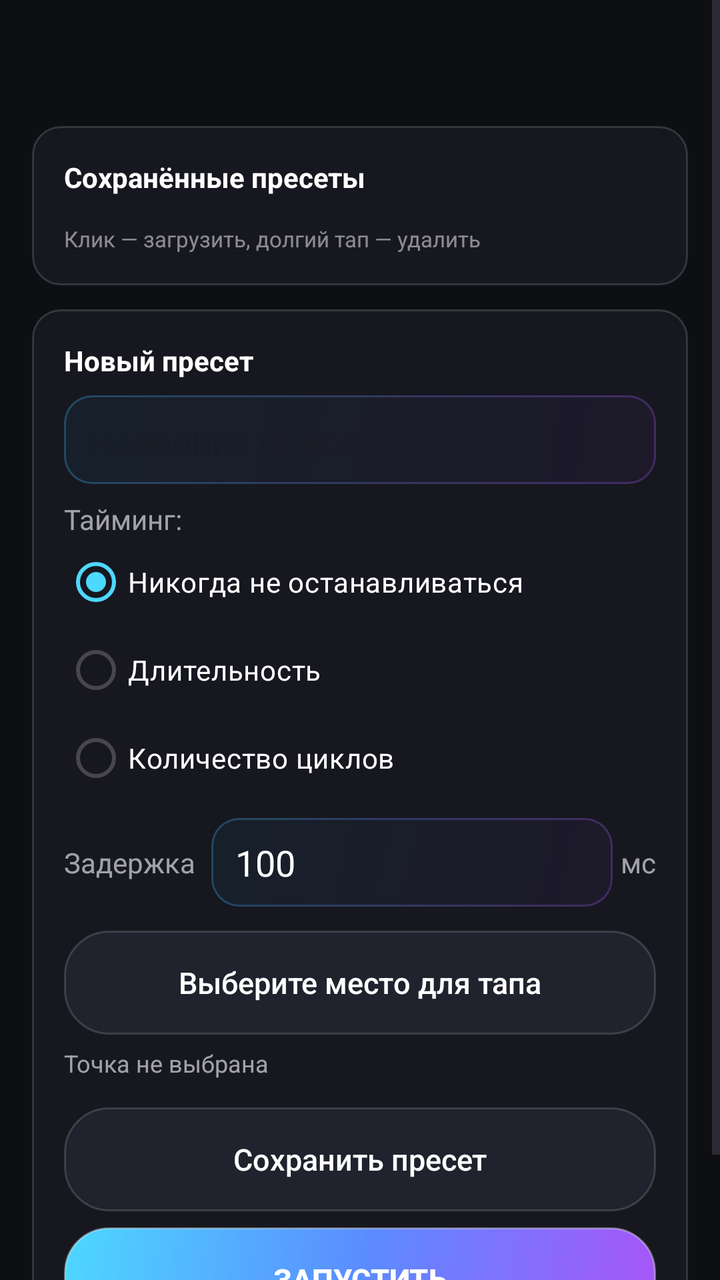
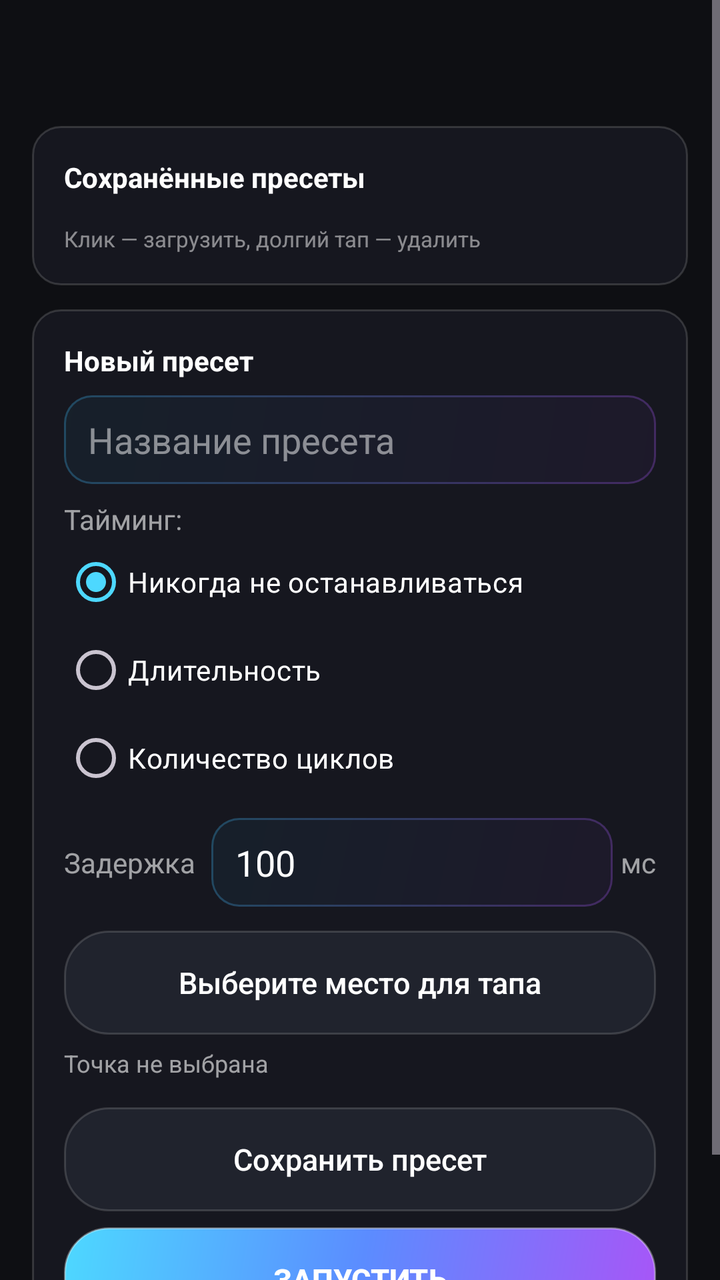

Screens rendered from an Android XML layout before and after an edit, with the pre-edit source and the edit as a unified diff.
<!-- AndroidManifest.xml: application theme Theme.AutoClicker -->
<!-- res/layout/activity_settings.xml -->
<?xml version="1.0" encoding="utf-8"?>
<ScrollView xmlns:android="http://schemas.android.com/apk/res/android"
    xmlns:app="http://schemas.android.com/apk/res-auto"
    android:layout_width="match_parent"
    android:layout_height="match_parent">

    <LinearLayout
        android:layout_width="match_parent"
        android:layout_height="wrap_content"
        android:orientation="vertical"
        android:padding="16dp">

        <TextView
            android:id="@+id/tvTitle"
            android:layout_width="match_parent"
            android:layout_height="wrap_content"
            android:textStyle="bold"
            android:textSize="20sp"
            android:textColor="@color/text_primary"
            android:paddingTop="8dp"
            android:paddingBottom="12dp" />

        
        <LinearLayout
            android:layout_width="match_parent"
            android:layout_height="wrap_content"
            android:orientation="vertical"
            android:background="@drawable/groupbox_bg"
            android:padding="16dp"
            android:layout_marginBottom="12dp">

            <TextView
                android:layout_width="wrap_content"
                android:layout_height="wrap_content"
                android:text="Сохранённые пресеты"
                android:textStyle="bold"
                android:textColor="@color/text_primary" />

            <HorizontalScrollView
                android:layout_width="match_parent"
                android:layout_height="wrap_content"
                android:paddingTop="8dp"
                android:scrollbars="none">

                <LinearLayout
                    android:id="@+id/llPresets"
                    android:layout_width="wrap_content"
                    android:layout_height="wrap_content"
                    android:orientation="horizontal" />
            </HorizontalScrollView>

            <TextView
                android:layout_width="wrap_content"
                android:layout_height="wrap_content"
                android:textSize="11sp"
                android:textColor="@color/text_hint"
                android:paddingTop="6dp"
                android:text="Клик — загрузить, долгий тап — удалить" />
        </LinearLayout>

        
        <LinearLayout
            android:layout_width="match_parent"
            android:layout_height="wrap_content"
            android:orientation="vertical"
            android:background="@drawable/groupbox_bg"
            android:padding="16dp"
            android:layout_marginBottom="12dp">

            <TextView
                android:layout_width="wrap_content"
                android:layout_height="wrap_content"
                android:text="Новый пресет"
                android:textStyle="bold"
                android:textColor="@color/text_primary"
                android:paddingBottom="8dp" />

            <EditText
                android:id="@+id/etName"
                android:background="@drawable/bg_input"
                android:paddingStart="12dp"
                android:paddingEnd="12dp"
                android:paddingTop="10dp"
                android:paddingBottom="10dp"
                android:layout_width="match_parent"
                android:layout_height="wrap_content"
                android:hint="Название пресета"
                android:textColor="@color/text_primary" />

            
            <LinearLayout
                android:id="@+id/llRecord"
                android:layout_width="match_parent"
                android:layout_height="wrap_content"
                android:orientation="vertical"
                android:visibility="gone">

                <TextView
                    android:layout_width="wrap_content"
                    android:layout_height="wrap_content"
                    android:text="Запись действий (тапы и свайпы)"
                    android:textStyle="bold"
                    android:textColor="@color/text_primary"
                    android:paddingTop="4dp"
                    android:paddingBottom="4dp" />

                <Button
                    android:id="@+id/btnRecord"
                    android:layout_width="match_parent"
                    android:layout_height="52dp"
                    android:layout_marginTop="8dp"
                    android:minWidth="0dp"
                    android:background="@drawable/btn_primary"
                    app:backgroundTint="@null"
                    android:stateListAnimator="@null"
                    android:textSize="15sp"
                    android:textStyle="bold"
                    android:textColor="@color/text_primary"
                    android:textAllCaps="false"
                    android:text="Начать запись" />

                <TextView
                    android:id="@+id/tvRecCount"
                    android:layout_width="match_parent"
                    android:layout_height="wrap_content"
                    android:textColor="@color/text_secondary"
                    android:text="Записано действий: 0"
                    android:paddingTop="6dp" />

                
                <LinearLayout
                    android:id="@+id/llActions"
                    android:layout_width="match_parent"
                    android:layout_height="wrap_content"
                    android:orientation="vertical"
                    android:paddingTop="4dp" />

                <TextView
                    android:id="@+id/tvActionsHint"
                    android:layout_width="match_parent"
                    android:layout_height="wrap_content"
                    android:textSize="11sp"
                    android:textColor="@color/text_hint"
                    android:paddingTop="2dp"
                    android:text="Число у действия — задержка после него (мс). Пауза перед повторным запуском пресета задаётся полем «Периодичность запуска»." />

                <Button
                    android:id="@+id/btnClearActions"
                    android:layout_width="match_parent"
                    android:layout_height="48dp"
                    android:layout_marginTop="8dp"
                    android:minWidth="0dp"
                    android:background="@drawable/btn_secondary"
                    app:backgroundTint="@null"
                    android:stateListAnimator="@null"
                    android:textSize="15sp"
                    android:textColor="@color/text_primary"
                    android:textAllCaps="false"
                    android:text="Очистить действия" />
            </LinearLayout>

            <TextView
                android:layout_width="wrap_content"
                android:layout_height="wrap_content"
                android:text="Тайминг:"
                android:textColor="@color/text_secondary"
                android:paddingTop="8dp" />

            <RadioGroup
                android:id="@+id/rgTiming"
                android:layout_width="match_parent"
                android:layout_height="wrap_content">

                <RadioButton
                    android:id="@+id/rbInfinite"
                    android:layout_width="match_parent"
                    android:layout_height="wrap_content"
                    android:minHeight="44dp"
                    android:checked="true"
                    android:text="Никогда не останавливаться"
                    android:textColor="@color/text_primary" />

                <RadioButton
                    android:id="@+id/rbDuration"
                    android:layout_width="match_parent"
                    android:layout_height="wrap_content"
                    android:minHeight="44dp"
                    android:text="Длительность"
                    android:textColor="@color/text_primary" />

                <RadioButton
                    android:id="@+id/rbCycles"
                    android:layout_width="match_parent"
                    android:layout_height="wrap_content"
                    android:minHeight="44dp"
                    android:text="Количество циклов"
                    android:textColor="@color/text_primary" />
            </RadioGroup>

            <LinearLayout
                android:id="@+id/llDuration"
                android:layout_width="match_parent"
                android:layout_height="wrap_content"
                android:orientation="horizontal"
                android:gravity="center_vertical"
                android:visibility="gone">

                <EditText
                    android:id="@+id/etHours"
                    android:background="@drawable/bg_input"
                    android:paddingStart="8dp"
                    android:paddingEnd="8dp"
                    android:paddingTop="10dp"
                    android:paddingBottom="10dp"
                    android:layout_width="56dp"
                    android:layout_height="wrap_content"
                    android:inputType="number"
                    android:maxLength="2"
                    android:hint="ЧЧ"
                    android:textColor="@color/text_primary" />
                <TextView
                    android:layout_width="wrap_content"
                    android:layout_height="wrap_content"
                    android:textColor="@color/text_secondary"
                    android:text=" : " />
                <EditText
                    android:id="@+id/etMinutes"
                    android:background="@drawable/bg_input"
                    android:paddingStart="8dp"
                    android:paddingEnd="8dp"
                    android:paddingTop="10dp"
                    android:paddingBottom="10dp"
                    android:layout_width="56dp"
                    android:layout_height="wrap_content"
                    android:inputType="number"
                    android:maxLength="2"
                    android:hint="ММ"
                    android:textColor="@color/text_primary" />
                <TextView
                    android:layout_width="wrap_content"
                    android:layout_height="wrap_content"
                    android:textColor="@color/text_secondary"
                    android:text=" : " />
                <EditText
                    android:id="@+id/etSeconds"
                    android:background="@drawable/bg_input"
                    android:paddingStart="8dp"
                    android:paddingEnd="8dp"
                    android:paddingTop="10dp"
                    android:paddingBottom="10dp"
                    android:layout_width="56dp"
                    android:layout_height="wrap_content"
                    android:inputType="number"
                    android:maxLength="2"
                    android:hint="СС"
                    android:textColor="@color/text_primary" />
            </LinearLayout>

            <LinearLayout
                android:id="@+id/llCycles"
                android:layout_width="match_parent"
                android:layout_height="wrap_content"
                android:orientation="horizontal"
                android:gravity="center_vertical"
                android:visibility="gone">

                <EditText
                    android:id="@+id/etCycles"
                    android:background="@drawable/bg_input"
                    android:paddingStart="12dp"
                    android:paddingEnd="12dp"
                    android:paddingTop="10dp"
                    android:paddingBottom="10dp"
                    android:layout_width="0dp"
                    android:layout_height="wrap_content"
                    android:layout_weight="1"
                    android:inputType="number"
                    android:hint="Количество циклов"
                    android:textColor="@color/text_primary" />
            </LinearLayout>

            
            <LinearLayout
                android:id="@+id/llRepeatRow"
                android:layout_width="match_parent"
                android:layout_height="wrap_content"
                android:orientation="vertical"
                android:visibility="gone"
                android:layout_marginTop="8dp">

                <LinearLayout
                    android:layout_width="match_parent"
                    android:layout_height="wrap_content"
                    android:orientation="horizontal"
                    android:gravity="center_vertical">

                    <TextView
                        android:layout_width="wrap_content"
                        android:layout_height="wrap_content"
                        android:textColor="@color/text_secondary"
                        android:text="Периодичность запуска" />

                    <EditText
                        android:id="@+id/etRepeatInterval"
                        android:background="@drawable/bg_input"
                        android:paddingStart="12dp"
                        android:paddingEnd="12dp"
                        android:paddingTop="10dp"
                        android:paddingBottom="10dp"
                        android:layout_width="0dp"
                        android:layout_height="wrap_content"
                        android:layout_weight="1"
                        android:layout_marginStart="8dp"
                        android:inputType="number"
                        android:maxLength="6"
                        android:textColor="@color/text_primary"
                        android:text="1000" />

                    <TextView
                        android:layout_width="wrap_content"
                        android:layout_height="wrap_content"
                        android:textColor="@color/text_secondary"
                        android:text="мс"
                        android:layout_marginStart="4dp" />
                </LinearLayout>

                <TextView
                    android:layout_width="match_parent"
                    android:layout_height="wrap_content"
                    android:textSize="11sp"
                    android:textColor="@color/text_hint"
                    android:paddingTop="2dp"
                    android:text="Пауза после завершения всех действий перед повторным запуском пресета" />
            </LinearLayout>

            
            <LinearLayout
                android:id="@+id/llDelayRow"
                android:layout_width="match_parent"
                android:layout_height="wrap_content"
                android:orientation="horizontal"
                android:gravity="center_vertical"
                android:layout_marginTop="8dp">

                <TextView
                    android:layout_width="wrap_content"
                    android:layout_height="wrap_content"
                    android:textColor="@color/text_secondary"
                    android:text="Задержка" />

                <EditText
                    android:id="@+id/etDelay"
                    android:background="@drawable/bg_input"
                    android:paddingStart="12dp"
                    android:paddingEnd="12dp"
                    android:paddingTop="10dp"
                    android:paddingBottom="10dp"
                    android:layout_width="0dp"
                    android:layout_height="wrap_content"
                    android:layout_weight="1"
                    android:layout_marginStart="8dp"
                    android:inputType="number"
                    android:textColor="@color/text_primary"
                    android:text="100" />

                <TextView
                    android:layout_width="wrap_content"
                    android:layout_height="wrap_content"
                    android:textColor="@color/text_secondary"
                    android:text="мс"
                    android:layout_marginStart="4dp" />
            </LinearLayout>

            
            <Button
                android:id="@+id/btnPickPoint"
                android:layout_width="match_parent"
                android:layout_height="52dp"
                android:layout_marginTop="12dp"
                android:minWidth="0dp"
                android:background="@drawable/btn_secondary"
                app:backgroundTint="@null"
                android:stateListAnimator="@null"
                android:textSize="15sp"
                android:textColor="@color/text_primary"
                android:textAllCaps="false"
                android:text="Выберите место для тапа" />

            <TextView
                android:id="@+id/tvPickedPoint"
                android:layout_width="match_parent"
                android:layout_height="wrap_content"
                android:paddingTop="6dp"
                android:textSize="12sp"
                android:textColor="@color/text_secondary"
                android:text="Точка не выбрана" />

            <Button
                android:id="@+id/btnSave"
                android:layout_width="match_parent"
                android:layout_height="52dp"
                android:layout_marginTop="14dp"
                android:minWidth="0dp"
                android:background="@drawable/btn_secondary"
                app:backgroundTint="@null"
                android:stateListAnimator="@null"
                android:textSize="15sp"
                android:textColor="@color/text_primary"
                android:textAllCaps="false"
                android:text="Сохранить пресет" />

            <Button
                android:id="@+id/btnStart"
                android:layout_width="match_parent"
                android:layout_height="52dp"
                android:layout_marginTop="8dp"
                android:minWidth="0dp"
                android:background="@drawable/btn_primary"
                app:backgroundTint="@null"
                android:stateListAnimator="@null"
                android:textSize="15sp"
                android:textStyle="bold"
                android:textColor="@color/text_primary"
                android:textAllCaps="false"
                android:text="ЗАПУСТИТЬ" />

            <Button
                android:id="@+id/btnStop"
                android:layout_width="match_parent"
                android:layout_height="52dp"
                android:layout_marginTop="8dp"
                android:minWidth="0dp"
                android:background="@drawable/btn_primary"
                app:backgroundTint="@null"
                android:stateListAnimator="@null"
                android:textSize="15sp"
                android:textStyle="bold"
                android:textColor="@color/text_primary"
                android:textAllCaps="false"
                android:visibility="gone"
                android:text="ОСТАНОВИТЬ" />
        </LinearLayout>
    </LinearLayout>
</ScrollView>
<!-- resources referenced by this layout -->
<resources>
  <color name="text_hint">#80FFFFFF</color>
  <color name="text_primary">#FFFFFFFF</color>
  <color name="text_secondary">#99FFFFFF</color>
  <!-- drawable bg_input (drawable) -->
  <?xml version="1.0" encoding="utf-8"?>
  <layer-list xmlns:android="http://schemas.android.com/apk/res/android">
      
      <item>
          <shape>
              <gradient
                  android:angle="315"
                  android:startColor="#4D38BDF8"
                  android:endColor="#4DA855F7"
                  android:type="linear" />
              <corners android:radius="14dp" />
          </shape>
      </item>
      
      <item
          android:top="1dp"
          android:bottom="1dp"
          android:start="1dp"
          android:end="1dp">
          <shape>
              <solid android:color="@color/glass_input" />
              <corners android:radius="13dp" />
          </shape>
      </item>
  </layer-list>
  <!-- drawable btn_primary (drawable) -->
  <?xml version="1.0" encoding="utf-8"?>
  <ripple xmlns:android="http://schemas.android.com/apk/res/android"
      android:color="#40FFFFFF">
      <item>
          <shape>
              <gradient
                  android:angle="315"
                  android:startColor="@color/accent_cyan"
                  android:centerColor="@color/accent_blue"
                  android:endColor="@color/accent_purple"
                  android:type="linear" />
              <corners android:radius="22dp" />
              <stroke android:width="1dp" android:color="#59FFFFFF" />
          </shape>
      </item>
  </ripple>
  <!-- drawable btn_secondary (drawable) -->
  <?xml version="1.0" encoding="utf-8"?>
  <ripple xmlns:android="http://schemas.android.com/apk/res/android"
      android:color="#40FFFFFF">
      <item>
          <shape>
              <solid android:color="@color/btn_secondary_bg" />
              <stroke android:width="1dp" android:color="@color/card_stroke" />
              <corners android:radius="22dp" />
          </shape>
      </item>
  </ripple>
  <!-- drawable groupbox_bg (drawable) -->
  <?xml version="1.0" encoding="utf-8"?>
  <shape xmlns:android="http://schemas.android.com/apk/res/android">
      <solid android:color="@color/card_bg" />
      <stroke android:width="1dp" android:color="@color/card_stroke" />
      <corners android:radius="14dp" />
  </shape>
  <style name="Theme.AutoClicker" parent="Base.Theme.AutoClicker" />
  <color name="glass_input">#CC14161D</color>
  <color name="accent_cyan">#FF4DD8FF</color>
  <color name="accent_blue">#FF5B8CFF</color>
  <color name="accent_purple">#FFA855F7</color>
  <color name="btn_secondary_bg">#D923262F</color>
  <color name="card_stroke">#26FFFFFF</color>
  <color name="card_bg">#B31A1C24</color>
  <style name="Base.Theme.AutoClicker" parent="Theme.Material3.DayNight.NoActionBar">
          
          <item name="colorPrimary">@color/accent_cyan</item>
          <item name="colorOnPrimary">@color/white</item>
          <item name="colorSecondary">@color/accent_purple</item>
          <item name="colorOnSecondary">@color/white</item>
          <item name="android:windowBackground">@color/screen_bg</item>
          <item name="android:statusBarColor">@color/screen_bg</item>
          <item name="android:navigationBarColor">@color/screen_bg</item>
          <item name="android:windowLightStatusBar">false</item>
      </style>
  <color name="white">#FFFFFFFF</color>
  <color name="screen_bg">#FF0E0F13</color>
</resources>

<!-- the commit's change to res/layout/activity_settings.xml (unified diff, before → after) -->
@@ -288,20 +288,21 @@
                 android:visibility="gone"
                 android:layout_marginTop="8dp">
 
+                <TextView
+                    android:layout_width="match_parent"
+                    android:layout_height="wrap_content"
+                    android:textColor="@color/text_secondary"
+                    android:text="Периодичность запуска" />
+
                 <LinearLayout
                     android:layout_width="match_parent"
                     android:layout_height="wrap_content"
                     android:orientation="horizontal"
-                    android:gravity="center_vertical">
-
-                    <TextView
-                        android:layout_width="wrap_content"
-                        android:layout_height="wrap_content"
-                        android:textColor="@color/text_secondary"
-                        android:text="Периодичность запуска" />
+                    android:gravity="center_vertical"
+                    android:layout_marginTop="4dp">
 
                     <EditText
-                        android:id="@+id/etRepeatInterval"
+                        android:id="@+id/etRepeatMin"
                         android:background="@drawable/bg_input"
                         android:paddingStart="12dp"
                         android:paddingEnd="12dp"
@@ -310,17 +311,38 @@
                         android:layout_width="0dp"
                         android:layout_height="wrap_content"
                         android:layout_weight="1"
-                        android:layout_marginStart="8dp"
                         android:inputType="number"
-                        android:maxLength="6"
-                        android:textColor="@color/text_primary"
-                        android:text="1000" />
+                        android:maxLength="3"
+                        android:hint="Мин"
+                        android:textColor="@color/text_primary" />
 
                     <TextView
                         android:layout_width="wrap_content"
                         android:layout_height="wrap_content"
                         android:textColor="@color/text_secondary"
-                        android:text="мс"
+                        android:text=" мин "
+                        android:layout_marginStart="4dp" />
+
+                    <EditText
+                        android:id="@+id/etRepeatSec"
+                        android:background="@drawable/bg_input"
+                        android:paddingStart="12dp"
+                        android:paddingEnd="12dp"
+                        android:paddingTop="10dp"
+                        android:paddingBottom="10dp"
+                        android:layout_width="0dp"
+                        android:layout_height="wrap_content"
+                        android:layout_weight="1"
+                        android:inputType="number"
+                        android:maxLength="2"
+                        android:hint="Сек"
+                        android:textColor="@color/text_primary" />
+
+                    <TextView
+                        android:layout_width="wrap_content"
+                        android:layout_height="wrap_content"
+                        android:textColor="@color/text_secondary"
+                        android:text=" сек "
                         android:layout_marginStart="4dp" />
                 </LinearLayout>
 
<!-- resource entries referenced after the edit -->
@@ -73,12 +73,15 @@
   <color name="btn_secondary_bg">#D923262F</color>
   <color name="card_stroke">#26FFFFFF</color>
   <color name="card_bg">#B31A1C24</color>
-  <style name="Base.Theme.AutoClicker" parent="Theme.Material3.DayNight.NoActionBar">
+  <style name="Base.Theme.AutoClicker" parent="Theme.Material3.Dark.NoActionBar">
           
           <item name="colorPrimary">@color/accent_cyan</item>
           <item name="colorOnPrimary">@color/white</item>
           <item name="colorSecondary">@color/accent_purple</item>
           <item name="colorOnSecondary">@color/white</item>
+          
+          <item name="android:editTextColor">@color/text_primary</item>
+          <item name="android:textColorHint">@color/text_hint</item>
           <item name="android:windowBackground">@color/screen_bg</item>
           <item name="android:statusBarColor">@color/screen_bg</item>
           <item name="android:navigationBarColor">@color/screen_bg</item>
